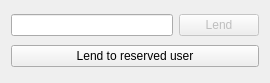
Old version of the form uiQt/lenddialog.ui in the repository osmank3/bilge-katalog-old.
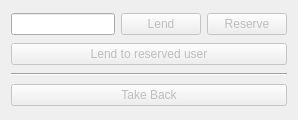
New version of the form.

Diff of the .ui file:
```diff
--- a/uiQt/lenddialog.ui
+++ b/uiQt/lenddialog.ui
@@ -6,8 +6,8 @@
    <rect>
     <x>0</x>
     <y>0</y>
-    <width>270</width>
-    <height>83</height>
+    <width>298</width>
+    <height>120</height>
    </rect>
   </property>
   <property name="windowTitle">
@@ -27,13 +27,43 @@
      </property>
     </widget>
    </item>
-   <item row="1" column="0" colspan="2">
-    <widget class="QPushButton" name="reserveButton">
+   <item row="1" column="0" colspan="3">
+    <widget class="QPushButton" name="lendToReserveButton">
+     <property name="enabled">
+      <bool>false</bool>
+     </property>
      <property name="text">
       <string>Lend to reserved user</string>
      </property>
     </widget>
    </item>
+   <item row="0" column="2">
+    <widget class="QPushButton" name="reserveButton">
+     <property name="enabled">
+      <bool>false</bool>
+     </property>
+     <property name="text">
+      <string>Reserve</string>
+     </property>
+    </widget>
+   </item>
+   <item row="2" column="0" colspan="3">
+    <widget class="Line" name="line">
+     <property name="orientation">
+      <enum>Qt::Horizontal</enum>
+     </property>
+    </widget>
+   </item>
+   <item row="3" column="0" colspan="3">
+    <widget class="QPushButton" name="takeBackButton">
+     <property name="enabled">
+      <bool>false</bool>
+     </property>
+     <property name="text">
+      <string>Take Back</string>
+     </property>
+    </widget>
+   </item>
   </layout>
  </widget>
  <resources/>
```
